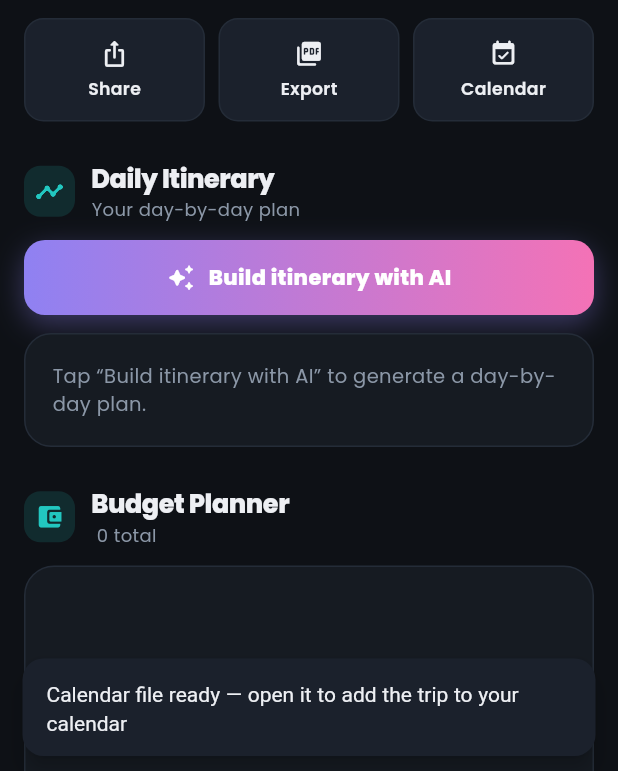
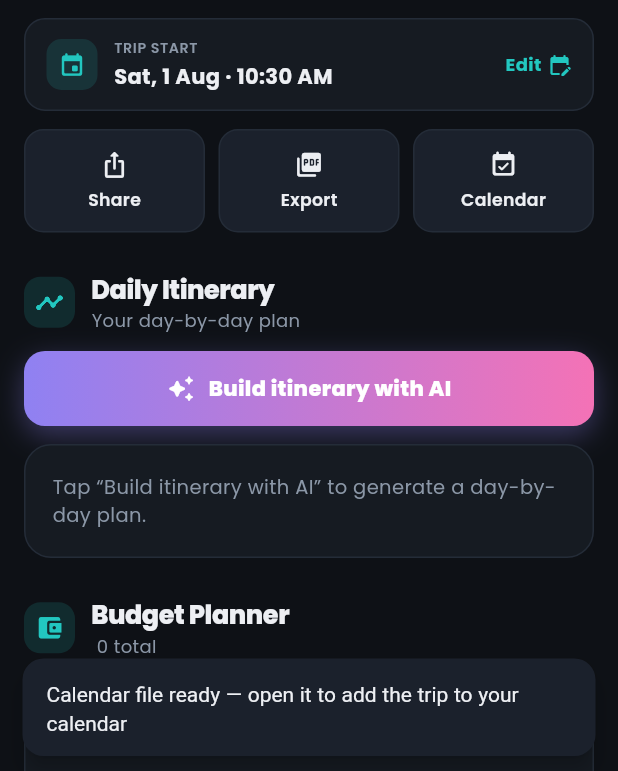
Before and after one commit to Gowtham64/Travel-V1, a Flutter app: the ItineraryScreen screen opened directly with empty values, after a tap on "Calendar", on a phone screen of 412 x 824 dp, the part 465-1236 px from its top. Run offline on Flutter 3.47's test engine with Material 3 defaults, Android fonts, the phone set to English and light mode, and no system bars; our stand-ins replace flutter_map, flutter_tts, geolocator, google_fonts, latlong2, share_plus and 1 more; missing offline and left inert: dart:html, dart:js, dart:ui_web, maplibre_gl; accounts and stored records are empty; network calls fail.

Commit message:
Itinerary: editable Trip start with built-in calendar + clock pickers
Add an editable 'Trip start' card in the itinerary overview that opens
Flutter's built-in date (calendar) and time (clock) pickers — now dark-themed
via the Voy theme. Trip start becomes editable state; countdown, status,
dates, packing and the calendar export all follow the chosen date/time.

Co-Authored-By: Claude Opus 4.8 <noreply@anthropic.com>

```diff
--- a/mobile/lib/screens/itinerary_screen.dart
+++ b/mobile/lib/screens/itinerary_screen.dart
@@ -56,6 +56,9 @@ class _ItineraryScreenState extends State<ItineraryScreen> {
   Timer? _countdownTimer;
   Duration _remaining = Duration.zero;
 
+  // Editable trip start (date + time), initialised from the caller.
+  late DateTime _tripStart;
+
   // Packing checklist state
   late Map<String, List<String>> _packing;
   final Set<String> _packed = {};
@@ -73,6 +76,7 @@ class _ItineraryScreenState extends State<ItineraryScreen> {
   @override
   void initState() {
     super.initState();
+    _tripStart = widget.tripStart;
     _packing = _generatePacking();
     _chat.add(_Msg(false, _openingLine()));
     _tickCountdown();
@@ -87,11 +91,11 @@ class _ItineraryScreenState extends State<ItineraryScreen> {
   }
 
   // ---------- derived ----------
-  DateTime get _endDate => widget.tripStart.add(Duration(days: math.max(0, widget.plan.estimatedDays - 1)));
+  DateTime get _endDate => _tripStart.add(Duration(days: math.max(0, widget.plan.estimatedDays - 1)));
 
   String get _statusLabel {
     final now = DateTime.now();
-    if (now.isBefore(widget.tripStart)) return 'Upcoming';
+    if (now.isBefore(_tripStart)) return 'Upcoming';
     if (now.isAfter(_endDate.add(const Duration(days: 1)))) return 'Completed';
     return 'Ongoing';
   }
@@ -103,7 +107,7 @@ class _ItineraryScreenState extends State<ItineraryScreen> {
           : _sub;
 
   void _tickCountdown() {
-    final d = widget.tripStart.difference(DateTime.now());
+    final d = _tripStart.difference(DateTime.now());
     if (mounted) setState(() => _remaining = d.isNegative ? Duration.zero : d);
   }
 
@@ -140,7 +144,7 @@ class _ItineraryScreenState extends State<ItineraryScreen> {
   static const _months = ['Jan', 'Feb', 'Mar', 'Apr', 'May', 'Jun', 'Jul', 'Aug', 'Sep', 'Oct', 'Nov', 'Dec'];
   String _fmtDate(DateTime d) => '${d.day} ${_months[d.month - 1]}';
   String _fmtDateRange() {
-    final a = widget.tripStart, b = _endDate;
+    final a = _tripStart, b = _endDate;
     if (a.year == b.year && a.month == b.month && a.day == b.day) return _fmtDate(a);
     if (a.month == b.month) return '${a.day}–${b.day} ${_months[a.month - 1]}';
     return '${_fmtDate(a)} – ${_fmtDate(b)}';
@@ -313,6 +317,9 @@ class _ItineraryScreenState extends State<ItineraryScreen> {
           ],
         ),
         const SizedBox(height: 12),
+        // editable trip start (calendar + clock)
+        _tripStartEditor(),
+        const SizedBox(height: 12),
         // countdown (only if upcoming)
         if (_remaining > Duration.zero) _countdownCard(),
         if (_remaining > Duration.zero) const SizedBox(height: 12),
@@ -328,6 +335,85 @@ class _ItineraryScreenState extends State<ItineraryScreen> {
         ),
       ],
     );
+  }
+
+  String _fmtTime(DateTime d) {
+    final ampm = d.hour < 12 ? 'AM' : 'PM';
+    var h = d.hour % 12;
+    if (h == 0) h = 12;
+    return '$h:${d.minute.toString().padLeft(2, '0')} $ampm';
+  }
+
+  static const _weekdays = ['Mon', 'Tue', 'Wed', 'Thu', 'Fri', 'Sat', 'Sun'];
+
+  /// Editable "Trip start" card — opens the built-in calendar then clock.
+  Widget _tripStartEditor() {
+    final label = '${_weekdays[_tripStart.weekday - 1]}, ${_fmtDate(_tripStart)} · ${_fmtTime(_tripStart)}';
+    return InkWell(
+      onTap: _pickTripStart,
+      borderRadius: BorderRadius.circular(14),
+      child: Container(
+        padding: const EdgeInsets.symmetric(horizontal: 14, vertical: 12),
+        decoration: BoxDecoration(color: _surface, borderRadius: BorderRadius.circular(14), border: Border.all(color: _hairline)),
+        child: Row(
+          children: [
+            Container(
+              width: 34,
+              height: 34,
+              decoration: BoxDecoration(color: _brand.withOpacity(0.14), borderRadius: BorderRadius.circular(10)),
+              child: const Icon(Icons.event_rounded, color: _brand, size: 18),
+            ),
+            const SizedBox(width: 11),
+            Expanded(
+              child: Column(
+                crossAxisAlignment: CrossAxisAlignment.start,
+                children: [
+                  const Text('TRIP START', style: TextStyle(color: _sub, fontSize: 9.5, fontWeight: FontWeight.w600, letterSpacing: 0.4)),
+                  const SizedBox(height: 2),
+                  Text(label, style: const TextStyle(color: _ink, fontSize: 14, fontWeight: FontWeight.w700)),
+                ],
+              ),
+            ),
+            Row(
+              children: const [
+                Text('Edit', style: TextStyle(color: _brand, fontSize: 12, fontWeight: FontWeight.w700)),
+                SizedBox(width: 4),
+                Icon(Icons.edit_calendar_rounded, color: _brand, size: 16),
+              ],
+            ),
+          ],
+        ),
+      ),
+    );
+  }
+
+  /// Built-in calendar (date) then clock (time) pickers.
+  Future<void> _pickTripStart() async {
+    final now = DateTime.now();
+    final first = DateTime(now.year - 1);
+    final last = DateTime(now.year + 2, 12, 31);
+    var initial = _tripStart;
+    if (initial.isBefore(first)) initial = first;
+    if (initial.isAfter(last)) initial = last;
+
+    final date = await showDatePicker(
+      context: context,
+      initialDate: initial,
+      firstDate: first,
+      lastDate: last,
+      helpText: 'Select trip start date',
+    );
+    if (date == null || !mounted) return;
+
+    final time = await showTimePicker(
+      context: context,
+      initialTime: TimeOfDay.fromDateTime(_tripStart),
+      helpText: 'Select start time',
+    );
+    if (!mounted) return;
+    final t = time ?? TimeOfDay.fromDateTime(_tripStart);
+
+    setState(() => _tripStart = DateTime(date.year, date.month, date.day, t.hour, t.minute));
   }
 
   Widget _oStat(IconData icon, String k, String v) {
@@ -519,7 +605,7 @@ class _ItineraryScreenState extends State<ItineraryScreen> {
         end: _dest,
         days: widget.plan.estimatedDays,
         travellers: widget.travellers,
-        startDate: _fmtDate(widget.tripStart),
+        startDate: _fmtDate(_tripStart),
       );
       final days = raw.map(_GenDay.fromJson).where((d) => d.activities.isNotEmpty).toList();
       if (!mounted) return;
@@ -1185,7 +1271,7 @@ class _ItineraryScreenState extends State<ItineraryScreen> {
         'days': widget.plan.estimatedDays,
         'travellers': widget.travellers,
         if (widget.plan.budget != null) 'budgetTotal': widget.plan.budget!.total,
-        'startDate': _fmtDate(widget.tripStart),
+        'startDate': _fmtDate(_tripStart),
       });
       if (mounted) setState(() => _chat.add(_Msg(false, answer.trim().isEmpty ? 'I could not find an answer for that.' : answer.trim())));
     } catch (e) {
@@ -1308,7 +1394,7 @@ class _ItineraryScreenState extends State<ItineraryScreen> {
       title: 'Trip: $_origin → $_dest',
       description: '${widget.plan.distanceKm.toStringAsFixed(0)} km · ${widget.plan.estimatedDays} days · planned with Voyplan',
       location: _dest,
-      start: widget.tripStart,
+      start: _tripStart,
       end: _endDate.add(const Duration(hours: 20)),
     );
     if (mounted) {
```
